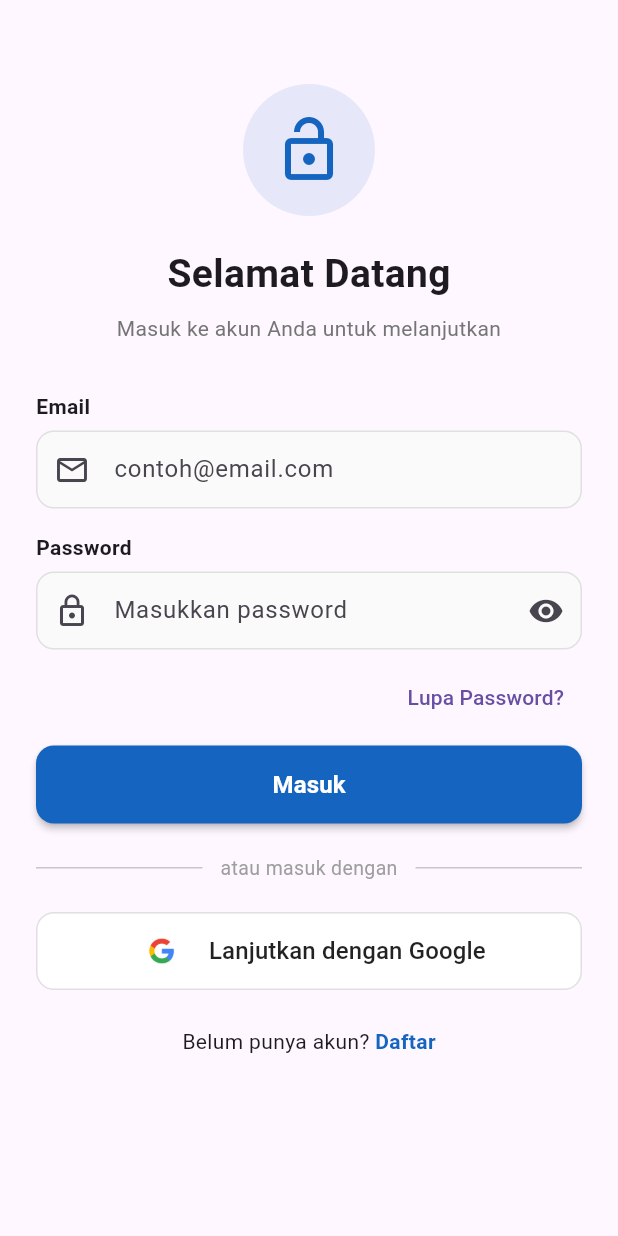
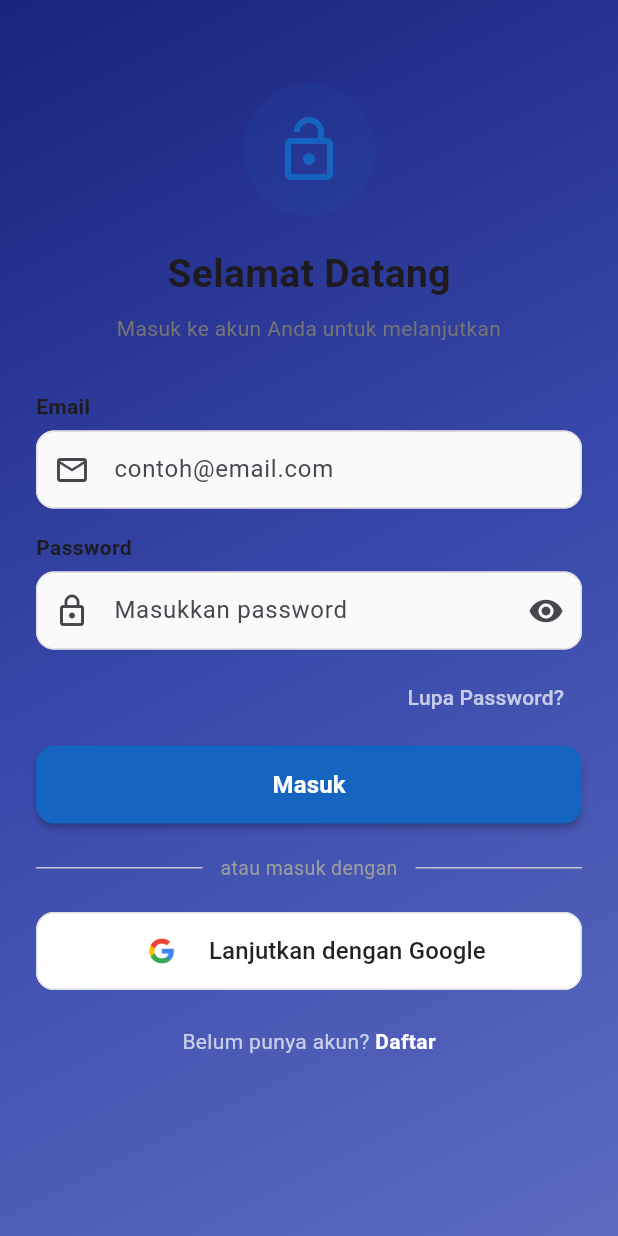
Before and after one commit to Mison1212/pasar_malam, a Flutter app: the screen it shows after launch, on a phone screen of 412 x 824 dp. Run offline on Flutter 3.47's test engine with Material 3 defaults, Android fonts, the phone set to English and light mode, and no system bars; our stand-ins replace app_links, cloud_firestore, dio, email_validator, equatable, firebase_auth and 4 more; accounts and stored records are empty.

Commit message:
feat: implementasi halaman login dengan Email dan Google Sign-In
- Membuat UI `LoginPage` yang responsif dilengkapi dengan validasi form (format email dan password wajib isi).
- Mengintegrasikan `AuthProvider` untuk menangani proses autentikasi menggunakan Email/Password dan Google Sign-In.
- Menambahkan fitur toggle visibilitas password untuk kenyamanan pengguna (UX).
- Mengimplementasikan dialog "Lupa Password" yang terhubung langsung dengan `FirebaseAuth` untuk pengiriman email reset.
- Menambahkan navigasi dinamis *post-login* (redirect ke Dashboard atau Verify Email) serta penanganan error menggunakan `SnackBar`.
- Menggunakan `LoadingOverlay` untuk memberikan indikator visual saat proses autentikasi sedang berjalan.

```diff
--- a/lib/features/auth/presentation/pages/login_page.dart
+++ b/lib/features/auth/presentation/pages/login_page.dart
@@ -105,7 +105,17 @@ class _LoginPageState extends State<LoginPage> {
       isLoading: isLoading,
       message: 'Masuk ke akun...',
       child: Scaffold(
-        body: SafeArea(
+        body: Container(
+          width: double.infinity,
+          height: double.infinity,
+          decoration: const BoxDecoration(
+            gradient: LinearGradient(
+              colors: [Color(0xFF1A237E), Color(0xFF3949AB), Color(0xFF5C6BC0)],
+              begin: Alignment.topLeft,
+              end: Alignment.bottomRight,
+            ),
+          ),
+          child: SafeArea(
             child: SingleChildScrollView(
               padding: const EdgeInsets.all(24),
               child: Form(
@@ -154,7 +164,10 @@ class _LoginPageState extends State<LoginPage> {
                       alignment: Alignment.centerRight,
                       child: TextButton(
                         onPressed: () => _showForgotPasswordDialog(context),
-                      child: const Text('Lupa Password?'),
+                        child: const Text(
+                          'Lupa Password?',
+                          style: TextStyle(color: Colors.white70),
+                        ),
                       ),
                     ),
                     const SizedBox(height: 8),
@@ -174,7 +187,10 @@ class _LoginPageState extends State<LoginPage> {
                     Row(
                       mainAxisAlignment: MainAxisAlignment.center,
                       children: [
-                      const Text('Belum punya akun? '),
+                        const Text(
+                          'Belum punya akun? ',
+                          style: TextStyle(color: Colors.white70),
+                        ),
                         GestureDetector(
                           onTap: () => Navigator.pushReplacementNamed(
                             context,
@@ -183,7 +199,7 @@ class _LoginPageState extends State<LoginPage> {
                           child: const Text(
                             'Daftar',
                             style: TextStyle(
-                            color: Color(0xFF1565C0),
+                              color: Colors.white,
                               fontWeight: FontWeight.bold,
                             ),
                           ),
@@ -196,6 +212,7 @@ class _LoginPageState extends State<LoginPage> {
             ),
           ),
         ),
+      ),
     );
   }
 }
```
Lines whose indentation alone changed are shown as unchanged.
